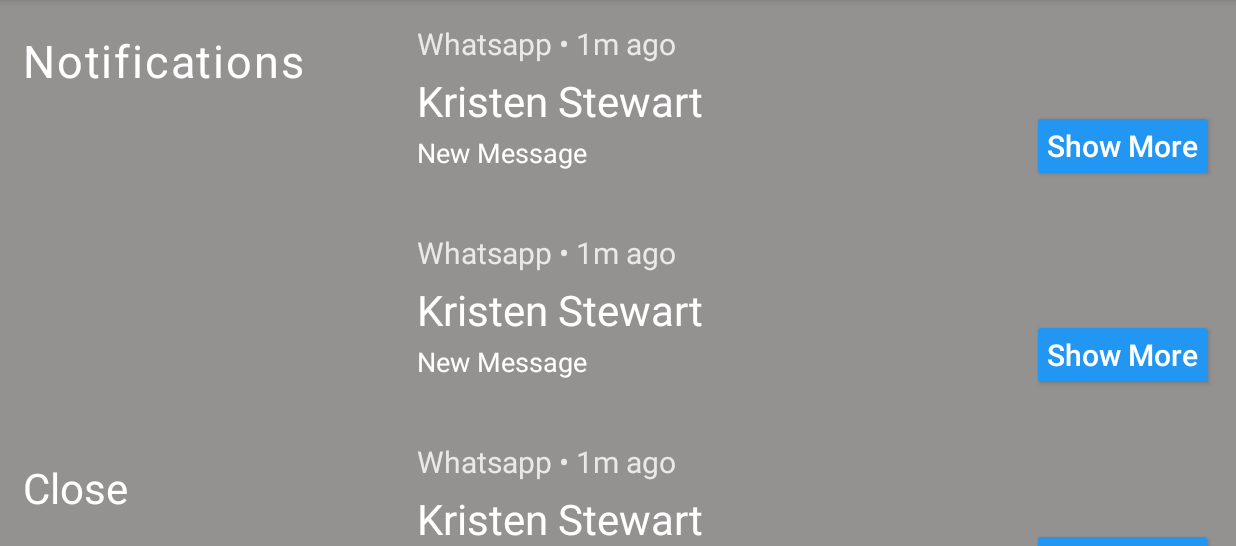
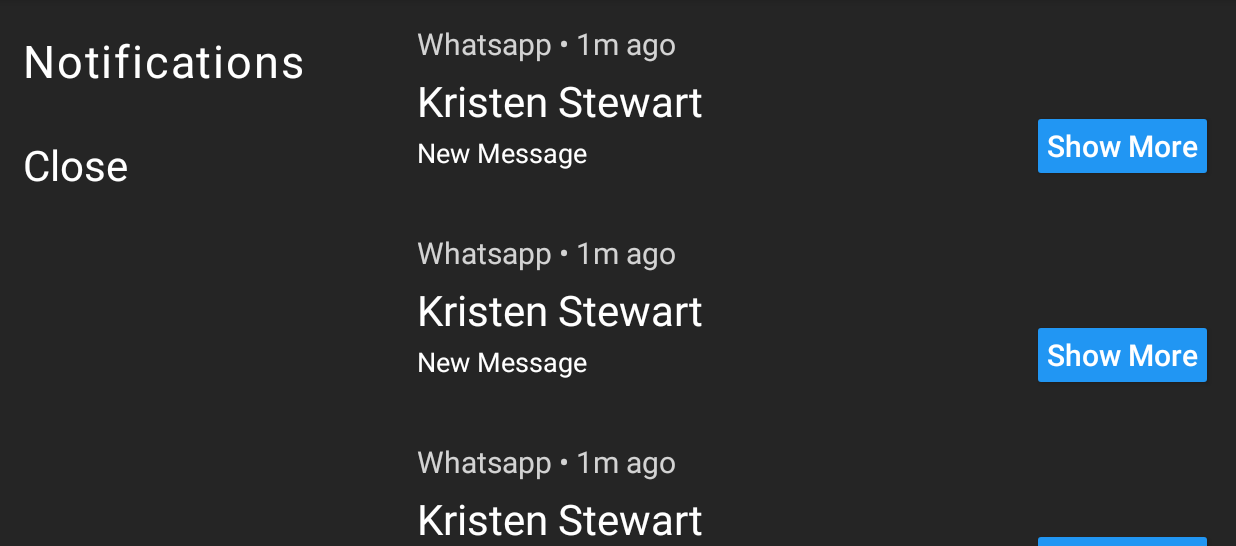
Before and after one commit to venkatsunilm/SwitchAccessPoc, an Android app: the NotificationsActivity screen opened directly, with no data from a screen before it, on a phone screen of 824 x 412 dp (held sideways), the part 72-618 px from its top. Run offline under Robolectric (Android 15) with nearby library versions, the phone set to English and light mode, and no system bars.

Commit message:
custom UI changes

```diff
--- a/app/src/main/java/com/example/myapplication/views/NotificationsActivity.java
+++ b/app/src/main/java/com/example/myapplication/views/NotificationsActivity.java
@@ -1,6 +1,7 @@
 package com.example.myapplication.views;
 
 import android.os.Bundle;
+import android.view.View;
 
 import androidx.annotation.Nullable;
 import androidx.appcompat.app.AppCompatActivity;
@@ -9,7 +10,7 @@ import androidx.recyclerview.widget.RecyclerView;
 import com.example.myapplication.R;
 import com.example.myapplication.adapters.RvAdapter;
 
-public class NotificationsActivity extends AppCompatActivity {
+public class NotificationsActivity extends AppCompatActivity implements View.OnClickListener {
 
     private RvAdapter rvAdapter;
     private RecyclerView recyclerView;
@@ -21,5 +22,12 @@ public class NotificationsActivity extends AppCompatActivity {
 
         rvAdapter=new RvAdapter(this);
         recyclerView.setAdapter(rvAdapter);
+
+        findViewById(R.id.textView5).setOnClickListener(this);
+    }
+
+    @Override
+    public void onClick(View v) {
+        onBackPressed();
     }
 }
--- a/app/src/main/res/drawable/btn_bgs.xml
+++ b/app/src/main/res/drawable/btn_bgs.xml
@@ -1,6 +1,6 @@
 <?xml version="1.0" encoding="utf-8"?>
 <selector xmlns:android="http://schemas.android.com/apk/res/android">
     <item android:state_focused="true" android:drawable="@color/btn_focused"  />
-    <item android:state_pressed="true" android:drawable="@color/btn_selected"  />
-    <item android:drawable="@color/blue"/>
+    <item android:state_pressed="true" android:drawable="@color/blue"  />
+    <item android:drawable="@color/grey"/>
 </selector>
--- /dev/null
+++ b/app/src/main/res/drawable/solid_bg.xml
@@ -0,0 +1,6 @@
+<?xml version="1.0" encoding="utf-8"?>
+<shape android:shape="rectangle"
+    xmlns:android="http://schemas.android.com/apk/res/android">
+    <solid android:color="@color/cardCustomColor"/>
+    <stroke android:color="@color/white" android:width="6dp"/>
+</shape>
--- /dev/null
+++ b/app/src/main/res/drawable/solid_bg_without_border.xml
@@ -0,0 +1,5 @@
+<?xml version="1.0" encoding="utf-8"?>
+<shape android:shape="rectangle"
+    xmlns:android="http://schemas.android.com/apk/res/android">
+    <solid android:color="@color/cardCustomColor"/>
+</shape>
--- a/app/src/main/res/layout/activity_main.xml
+++ b/app/src/main/res/layout/activity_main.xml
@@ -4,6 +4,7 @@
     xmlns:tools="http://schemas.android.com/tools"
     android:layout_width="match_parent"
     android:layout_height="match_parent"
+    android:background="@color/bgcolor"
     tools:context=".views.MainActivity">
 
     <androidx.constraintlayout.widget.ConstraintLayout
--- a/app/src/main/res/layout/activity_notifications.xml
+++ b/app/src/main/res/layout/activity_notifications.xml
@@ -3,7 +3,6 @@
     xmlns:app="http://schemas.android.com/apk/res-auto"
     android:layout_width="match_parent"
     xmlns:tools="http://schemas.android.com/tools"
-    android:background="@color/grey"
     android:layout_height="match_parent">
 
     <androidx.recyclerview.widget.RecyclerView
@@ -23,6 +22,7 @@
         android:layout_width="wrap_content"
         android:layout_height="match_parent"
         android:orientation="vertical"
+        android:background="@color/bgcolor"
         app:layout_constraintBottom_toBottomOf="parent"
         app:layout_constraintStart_toStartOf="parent"
         app:layout_constraintTop_toTopOf="parent">
@@ -30,15 +30,14 @@
         <TextView
             android:id="@+id/textView4"
             android:layout_width="match_parent"
+            android:layout_height="wrap_content"
+            android:layout_marginStart="15dp"
+            android:layout_marginTop="20dp"
+            android:layout_marginEnd="40dp"
+            android:letterSpacing="0.04"
+            android:text="Notifications"
             android:textColor="@color/white"
-            android:layout_height="wrap_content"
-            android:textSize="30sp"
-            android:layout_weight="1"
-            android:letterSpacing="0.04"
-            android:layout_marginEnd="40dp"
-            android:layout_marginTop="20dp"
-            android:layout_marginStart="15dp"
-            android:text="Notifications" />
+            android:textSize="30sp" />
 
         <TextView
             android:id="@+id/textView5"
@@ -46,6 +45,7 @@
             android:layout_marginStart="15dp"
             android:textColor="@color/white"
             android:textSize="28sp"
+            android:layout_marginTop="30dp"
             android:layout_marginBottom="20dp"
             android:layout_height="wrap_content"
             android:text="Close" />
--- a/app/src/main/res/layout/inflate_cards.xml
+++ b/app/src/main/res/layout/inflate_cards.xml
@@ -4,7 +4,7 @@
     xmlns:app="http://schemas.android.com/apk/res-auto"
     xmlns:tools="http://schemas.android.com/tools"
     android:layout_width="match_parent"
-   android:background="@color/cardCustomColor"
+   android:background="@drawable/solid_bg_without_border"
     android:layout_margin="20dp"
     android:layout_height="match_parent">
 
--- a/app/src/main/res/layout/inflate_notifications_item.xml
+++ b/app/src/main/res/layout/inflate_notifications_item.xml
@@ -8,7 +8,7 @@
         android:id="@+id/view"
         android:layout_width="0dp"
         android:layout_height="0dp"
-        android:background="@color/grey"
+        android:background="@color/bgcolor"
         app:layout_constraintBottom_toBottomOf="parent"
         app:layout_constraintEnd_toEndOf="parent"
         app:layout_constraintHorizontal_bias="1.0"
--- a/app/src/main/res/layout/second_activity.xml
+++ b/app/src/main/res/layout/second_activity.xml
@@ -2,6 +2,7 @@
 <androidx.constraintlayout.widget.ConstraintLayout xmlns:android="http://schemas.android.com/apk/res/android"
     android:layout_width="match_parent"
     android:layout_height="match_parent"
+    android:background="@color/bgcolor"
     xmlns:app="http://schemas.android.com/apk/res-auto"
     xmlns:tools="http://schemas.android.com/tools">
     <androidx.constraintlayout.widget.ConstraintLayout
--- a/app/src/main/res/values/strings.xml
+++ b/app/src/main/res/values/strings.xml
@@ -9,7 +9,7 @@
     <string name="btn_6">btn_6</string>
     <string name="btn_7">btn_7</string>
     <string name="song_title">Song Title</string>
-    <string name="settings">Settings</string>
+    <string name="settings">List View</string>
     <string name="music_menu">Music menu</string>
     <string name="next_screen">Next Screen</string>
     <string name="back_button">Back Button</string>
@@ -22,7 +22,7 @@
     <string name="prev">Prev</string>
     <string name="play_pause">Play_Pause</string>
     <string name="next">Next</string>
-    <string name="more">More</string>
+    <string name="more">Card Views</string>
     <string name="TedRadioHour">Ted Radio Hour</string>
     <string name="MinTowork">36 Min To Work</string>
     <string name="accessibility_service_label">Custom Switch Service</string>
```
Also changed, not shown: app/src/main/AndroidManifest.xml (+5 -8 lines), app/src/main/java/com/example/myapplication/adapters/RvAdapter.java (+17 -3 lines), app/src/main/java/com/example/myapplication/views/MainActivity.java (+16 -0 lines), app/src/main/java/com/example/myapplication/views/MultipleApplicationsActivity.java (+20 -2 lines), app/src/main/res/drawable/btn_background.xml (+4 -4 lines), app/src/main/res/layout/activity_fourcards_view.xml (+18 -1 lines).
